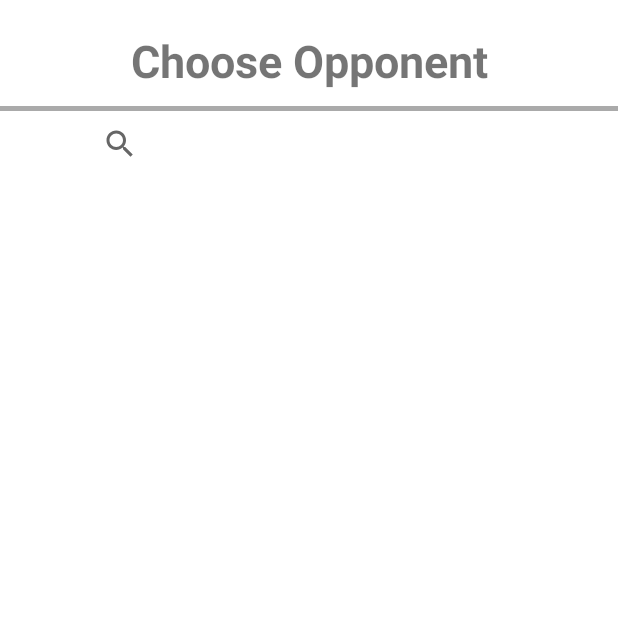
After one commit to MohsenDehghankar/TorobcheApp, an Android app: the ChooseOpponentActivity screen opened directly, with no data from a screen before it, on a phone screen of 412 x 824 dp, the top half of it. The commit adds this screen. Run offline under Robolectric (Android 15) with nearby library versions, the phone set to English and light mode, and no system bars; Roboto replaces fonts that are not available here.

Commit message:
add choose_opponent.xml

```diff
--- a/app/src/main/AndroidManifest.xml
+++ b/app/src/main/AndroidManifest.xml
@@ -12,6 +12,7 @@
         android:supportsRtl="true"
         android:theme="@style/AppTheme"
         android:usesCleartextTraffic="true">
+        <activity android:name=".Game.ChooseOpponentActivity"></activity>
         <activity android:name=".Game.GameQuestionActivity" />
         <activity android:name=".Chat.ChatActivity" />
         <activity android:name=".Activity.QuizActivity" />
--- /dev/null
+++ b/app/src/main/java/com/sharifdev/torobche/Game/ChooseOpponentActivity.java
@@ -0,0 +1,21 @@
+package com.sharifdev.torobche.Game;
+
+import androidx.appcompat.app.AppCompatActivity;
+import androidx.recyclerview.widget.RecyclerView;
+
+import android.os.Bundle;
+
+import com.sharifdev.torobche.R;
+
+public class ChooseOpponentActivity extends AppCompatActivity {
+
+    @Override
+    protected void onCreate(Bundle savedInstanceState) {
+
+        super.onCreate(savedInstanceState);
+        setContentView(R.layout.choose_opponent);
+
+        RecyclerView recyclerView = (RecyclerView) findViewById(R.id.recycler_view);
+
+    }
+}
--- /dev/null
+++ b/app/src/main/res/layout/choose_opponent.xml
@@ -0,0 +1,51 @@
+<?xml version="1.0" encoding="utf-8"?>
+<androidx.constraintlayout.widget.ConstraintLayout xmlns:android="http://schemas.android.com/apk/res/android"
+    xmlns:app="http://schemas.android.com/apk/res-auto"
+    xmlns:tools="http://schemas.android.com/tools"
+    android:layout_width="match_parent"
+    android:layout_height="match_parent">
+
+    <TextView
+        android:id="@+id/choose_opponent_tv"
+        android:layout_width="wrap_content"
+        android:layout_height="wrap_content"
+        android:layout_marginTop="10dp"
+        android:padding="10dp"
+        android:text="Choose Opponent"
+        android:textSize="30sp"
+        android:textStyle="bold"
+        app:layout_constraintTop_toTopOf="parent"
+        app:layout_constraintEnd_toEndOf="parent"
+        app:layout_constraintStart_toStartOf="@+id/line4_view" />
+
+    <View
+        android:id="@+id/line4_view"
+        android:layout_width="0dp"
+        android:layout_height="3dp"
+        android:background="@android:color/darker_gray"
+        app:layout_constraintEnd_toEndOf="parent"
+        app:layout_constraintStart_toStartOf="parent"
+        app:layout_constraintTop_toBottomOf="@+id/choose_opponent_tv"
+        />
+
+    <SearchView
+        android:id="@+id/searchView"
+        android:layout_width="300dp"
+        android:layout_height="30dp"
+        android:layout_marginTop="10dp"
+        app:layout_constraintEnd_toEndOf="parent"
+        app:layout_constraintStart_toStartOf="parent"
+        app:layout_constraintTop_toTopOf="@id/line4_view" />
+
+    <androidx.recyclerview.widget.RecyclerView
+        android:id = "@+id/recycler_view"
+        android:layout_width="match_parent"
+        android:layout_height="wrap_content"
+        app:layout_constraintBottom_toBottomOf="parent"
+        app:layout_constraintEnd_toEndOf="parent"
+        app:layout_constraintHorizontal_bias="1.0"
+        app:layout_constraintStart_toStartOf="parent"
+        app:layout_constraintTop_toBottomOf="@+id/searchView"
+        app:layout_constraintVertical_bias="0.0" />
+
+</androidx.constraintlayout.widget.ConstraintLayout>
--- a/app/src/main/res/layout/fragment_choose_topic.xml
+++ b/app/src/main/res/layout/fragment_choose_topic.xml
@@ -46,9 +46,9 @@
         android:id="@+id/load_topics"
         android:layout_width="wrap_content"
         android:layout_height="wrap_content"
-        android:layout_marginTop="187dp"
+        android:layout_marginTop="188dp"
         app:layout_constraintEnd_toEndOf="parent"
-        app:layout_constraintHorizontal_bias="1.0"
+        app:layout_constraintHorizontal_bias="0.498"
         app:layout_constraintStart_toStartOf="parent"
         app:layout_constraintTop_toTopOf="@id/line3_view" />
 </androidx.constraintlayout.widget.ConstraintLayout>
```
